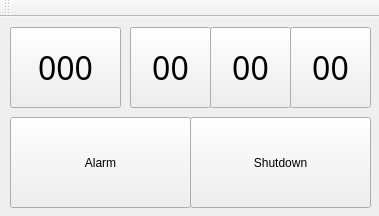
thanhtong89/sandkeeper_win, file mainwindow.ui: the form before one commit.
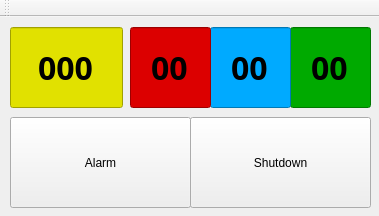
The form after the commit.

Commit message: Switching to using LineEdits in lieu of buttons for time settings.

```diff
--- a/mainwindow.ui
+++ b/mainwindow.ui
@@ -14,85 +14,6 @@
    <string>SandKeeper 0.2</string>
   </property>
   <widget class="QWidget" name="centralWidget">
-   <widget class="QPushButton" name="pushButtonDay">
-    <property name="geometry">
-     <rect>
-      <x>10</x>
-      <y>10</y>
-      <width>111</width>
-      <height>81</height>
-     </rect>
-    </property>
-    <property name="font">
-     <font>
-      <family>Trebuchet MS</family>
-      <pointsize>24</pointsize>
-     </font>
-    </property>
-    <property name="autoFillBackground">
-     <bool>false</bool>
-    </property>
-    <property name="text">
-     <string>000</string>
-    </property>
-   </widget>
-   <widget class="QPushButton" name="pushButtonHour">
-    <property name="geometry">
-     <rect>
-      <x>130</x>
-      <y>10</y>
-      <width>81</width>
-      <height>81</height>
-     </rect>
-    </property>
-    <property name="font">
-     <font>
-      <family>Trebuchet MS</family>
-      <pointsize>24</pointsize>
-     </font>
-    </property>
-    <property name="text">
-     <string>00</string>
-    </property>
-   </widget>
-   <widget class="QPushButton" name="pushButtonMinute">
-    <property name="geometry">
-     <rect>
-      <x>210</x>
-      <y>10</y>
-      <width>81</width>
-      <height>81</height>
-     </rect>
-    </property>
-    <property name="font">
-     <font>
-      <family>Trebuchet MS</family>
-      <pointsize>24</pointsize>
-     </font>
-    </property>
-    <property name="text">
-     <string>00</string>
-    </property>
-   </widget>
-   <widget class="QPushButton" name="pushButtonSecond">
-    <property name="geometry">
-     <rect>
-      <x>290</x>
-      <y>10</y>
-      <width>81</width>
-      <height>81</height>
-     </rect>
-    </property>
-    <property name="font">
-     <font>
-      <family>Trebuchet MS</family>
-      <pointsize>24</pointsize>
-     </font>
-    </property>
-    <property name="text">
-     <string>00</string>
-    </property>
-   </widget>
    <widget class="QPushButton" name="pushButtonAlarm">
     <property name="geometry">
      <rect>
@@ -124,6 +45,129 @@
     <property name="checkable">
      <bool>true</bool>
     </property>
+    <property name="flat">
+     <bool>false</bool>
+    </property>
+   </widget>
+   <widget class="QLineEdit" name="lineEditSecond">
+    <property name="geometry">
+     <rect>
+      <x>290</x>
+      <y>10</y>
+      <width>81</width>
+      <height>81</height>
+     </rect>
+    </property>
+    <property name="font">
+     <font>
+      <family>Trebuchet MS</family>
+      <pointsize>24</pointsize>
+      <weight>75</weight>
+      <bold>true</bold>
+     </font>
+    </property>
+    <property name="styleSheet">
+     <string notr="true">background-color: rgb(0, 170, 0);</string>
+    </property>
+    <property name="text">
+     <string>00</string>
+    </property>
+    <property name="maxLength">
+     <number>2</number>
+    </property>
+    <property name="alignment">
+     <set>Qt::AlignCenter</set>
+    </property>
+   </widget>
+   <widget class="QLineEdit" name="lineEditMinute">
+    <property name="geometry">
+     <rect>
+      <x>210</x>
+      <y>10</y>
+      <width>81</width>
+      <height>81</height>
+     </rect>
+    </property>
+    <property name="font">
+     <font>
+      <family>Trebuchet MS</family>
+      <pointsize>24</pointsize>
+      <weight>75</weight>
+      <bold>true</bold>
+     </font>
+    </property>
+    <property name="styleSheet">
+     <string notr="true">background-color: rgb(0, 170, 255);</string>
+    </property>
+    <property name="text">
+     <string>00</string>
+    </property>
+    <property name="maxLength">
+     <number>2</number>
+    </property>
+    <property name="alignment">
+     <set>Qt::AlignCenter</set>
+    </property>
+   </widget>
+   <widget class="QLineEdit" name="lineEditHour">
+    <property name="geometry">
+     <rect>
+      <x>130</x>
+      <y>10</y>
+      <width>81</width>
+      <height>81</height>
+     </rect>
+    </property>
+    <property name="font">
+     <font>
+      <family>Trebuchet MS</family>
+      <pointsize>24</pointsize>
+      <weight>75</weight>
+      <bold>true</bold>
+     </font>
+    </property>
+    <property name="styleSheet">
+     <string notr="true">background-color: rgb(220, 0, 0);</string>
+    </property>
+    <property name="text">
+     <string>00</string>
+    </property>
+    <property name="maxLength">
+     <number>2</number>
+    </property>
+    <property name="alignment">
+     <set>Qt::AlignCenter</set>
+    </property>
+   </widget>
+   <widget class="QLineEdit" name="lineEditDay">
+    <property name="geometry">
+     <rect>
+      <x>10</x>
+      <y>10</y>
+      <width>113</width>
+      <height>81</height>
+     </rect>
+    </property>
+    <property name="font">
+     <font>
+      <family>Trebuchet MS</family>
+      <pointsize>24</pointsize>
+      <weight>75</weight>
+      <bold>true</bold>
+     </font>
+    </property>
+    <property name="styleSheet">
+     <string notr="true">background-color: rgb(225, 225, 0);</string>
+    </property>
+    <property name="text">
+     <string>000</string>
+    </property>
+    <property name="maxLength">
+     <number>3</number>
+    </property>
+    <property name="alignment">
+     <set>Qt::AlignCenter</set>
+    </property>
    </widget>
   </widget>
   <widget class="QMenuBar" name="menuBar">
```
Left out of the diff: 11 changed lines with no effect on the pictures.
